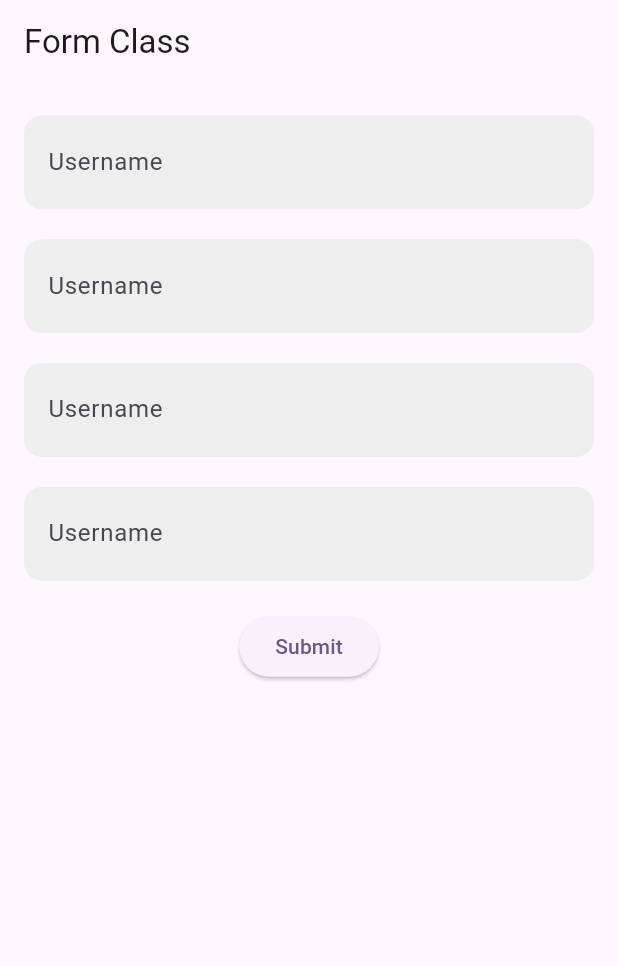
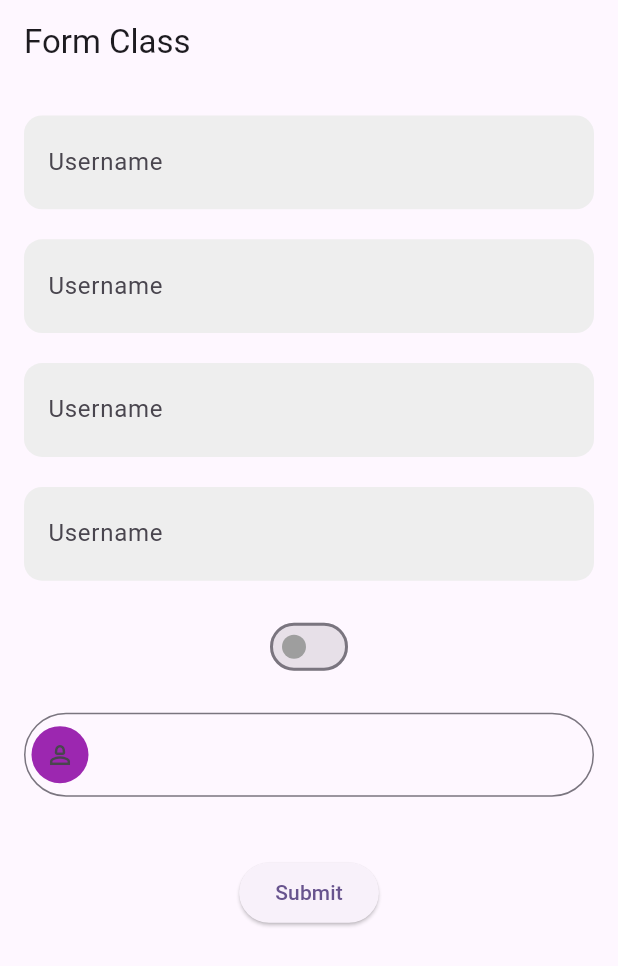
Before and after one commit to ammardev99/b_app, a Flutter app: the FormClass screen opened by its route, on a phone screen of 412 x 824 dp. Shown: the top 966 px of the screen. Run offline on Flutter 3.47's test engine with Material 3 defaults, Android fonts, the phone set to English and light mode, and no system bars; our stand-ins replace animated_notch_bottom_bar, equatable, flutter_riverpod, go_router, google_fonts, smooth_page_indicator.

Commit message:
practice missing topics

```diff
--- a/lib/course/class22.dart
+++ b/lib/course/class22.dart
@@ -1,6 +1,5 @@
 import 'package:b_app/widgets/formatting.dart';
 import 'package:flutter/material.dart';
-import 'package:fluttertoast/fluttertoast.dart';
 import 'package:smooth_page_indicator/smooth_page_indicator.dart';
 
 class Class22 extends StatefulWidget {
--- a/lib/course/form_class.dart
+++ b/lib/course/form_class.dart
@@ -1,4 +1,3 @@
-
 // ignore_for_file: avoid_print
 
 import 'package:b_app/widgets/formatting.dart';
@@ -29,7 +28,7 @@ class _FormClassState extends State<FormClass> {
           key: _myformKey,
           child: Column(
             children: [
-              gapBox(5,50),
+              gapBox(5, 50),
               CustomInputField(),
               gapBox(20),
               CustomInputField(),
@@ -38,7 +37,40 @@ class _FormClassState extends State<FormClass> {
               gapBox(20, 50),
               CustomInputField(),
               gapBox(20),
+              Switch(value: isPasswordVisible,
+              activeColor: Colors.green,
+              inactiveThumbColor: Colors.black,
+              thumbColor: WidgetStatePropertyAll(Colors.grey),
+              onChanged: (value) {
+                // isPasswordVisible
+                setState(() {
+                isPasswordVisible = !isPasswordVisible;
+                });
+              },),
+              gapBox(20),
 
+              TextFormField(
+                decoration: InputDecoration(
+                  prefixIcon: Container(
+                    margin: EdgeInsets.all(5),
+                    padding: EdgeInsets.all(8),
+                    decoration: BoxDecoration(
+                      color: Colors.purple,
+                      shape: BoxShape.circle,
+                    ),
+                    child: Icon(Icons.person_2_outlined, size: 20),
+                  ),
+                  border: OutlineInputBorder(
+                    borderRadius: BorderRadius.circular(100),
+                  ),
+                ),
+              ),
+
+              gapBox(20),
+
+
+
+              gapBox(20),
               ElevatedButton(
                 onPressed: () {
                   if (_myformKey.currentState!.validate()) {
--- a/lib/course/go_router.dart
+++ b/lib/course/go_router.dart
@@ -11,7 +11,7 @@ import 'package:b_app/course/form_class.dart';
 import 'package:b_app/course/grid_builder.dart';
 import 'package:b_app/course/icons_images.dart';
 import 'package:b_app/course/listview.dart';
-import 'package:b_app/course/pickerClass.dart';
+import 'package:b_app/course/picker_class.dart';
 import 'package:b_app/course/richtext_class.dart';
 import 'package:b_app/course/row_columns.dart';
 import 'package:b_app/course/stack_class.dart';
--- a/lib/course/pickerClass.dart
+++ b/lib/course/picker_class.dart
@@ -265,11 +265,10 @@ class DatePickerField extends FormField<DateTime> {
     DateTime? initialDate,
     DateTime? firstDate,
     DateTime? lastDate,
-    FormFieldValidator<DateTime>? validator,
+    super.validator,
     void Function(DateTime?)? onDateSelected,
   }) : super(
          initialValue: initialDate,
-         validator: validator,
          builder: (state) {
            final value = state.value;
            String text;
```
Also changed, not shown: lib/course/container.dart (+21 -7 lines).
